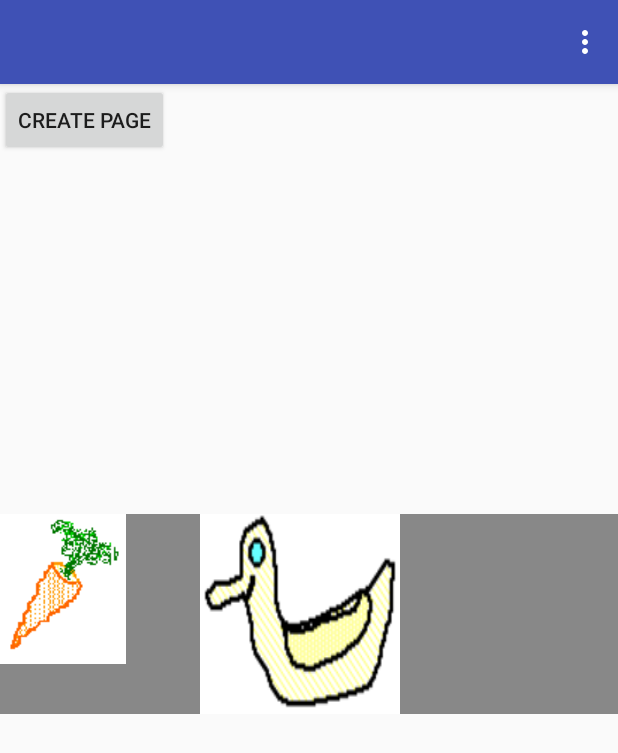
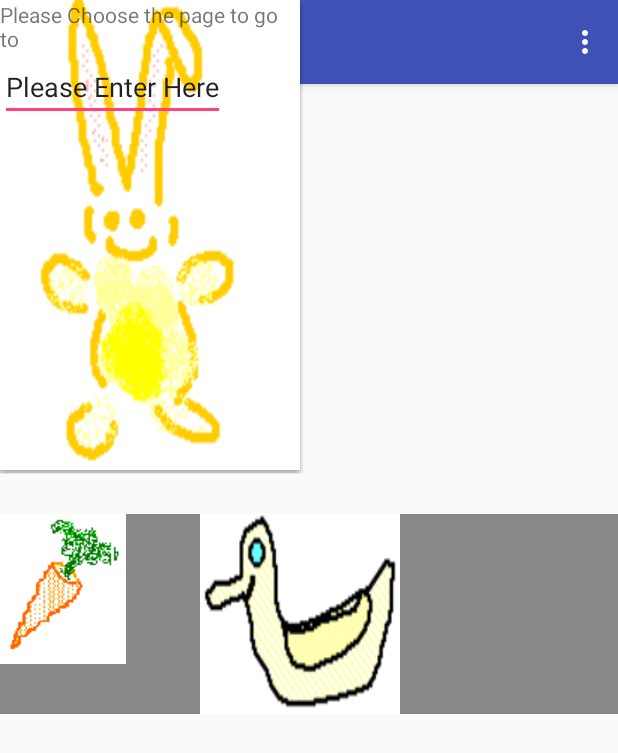
Before and after one commit to yzhang314/CS108_Android_Game_Bunny_World, an Android app: the EditorActivity screen opened directly, with no data from a screen before it, after a tap on "CREATE PAGE", on a phone screen of 412 x 824 dp. Shown: the top 753 px of the screen. Run offline under Robolectric (Android 15) with nearby library versions, the light colour scheme and no system bars.

Commit message:
Rewrite the menu item and add a popout window feature

```diff
--- a/app/src/main/java/edu/stanford/cs108/bunnyworld/EditorActivity.java
+++ b/app/src/main/java/edu/stanford/cs108/bunnyworld/EditorActivity.java
@@ -1,10 +1,19 @@
 package edu.stanford.cs108.bunnyworld;
 
+import android.content.Context;
 import android.support.v7.app.AppCompatActivity;
 import android.os.Bundle;
+import android.view.Gravity;
+import android.view.LayoutInflater;
 import android.view.Menu;
 import android.view.MenuInflater;
+import android.view.MotionEvent;
 import android.view.View;
+import android.view.ViewGroup;
+import android.widget.Button;
+import android.widget.LinearLayout;
+import android.widget.PopupWindow;
+import android.widget.TextView;
 
 public class EditorActivity extends AppCompatActivity {
 
@@ -24,6 +33,9 @@ public class EditorActivity extends AppCompatActivity {
     public void onCreateNewPage(View view) {
         EditorView editorView = (EditorView) findViewById(R.id.editorView);
         editorView.createNewPage();
+        //popUpWindow(view);
+        initiatePopupWindow(view);
+
 
     }
 
@@ -43,4 +55,58 @@ public class EditorActivity extends AppCompatActivity {
         }
 
     }
+    /*
+
+    public void popUpWindow(View view) {
+
+        // get a reference to the already created main layout
+        LinearLayout mainLayout = (LinearLayout) findViewById(R.id.editorView);
+
+        // inflate the layout of the popup window
+        LayoutInflater inflater = (LayoutInflater) getSystemService(LAYOUT_INFLATER_SERVICE);
+        View popupView = inflater.inflate(R.layout.popup_window, null);
+
+        // create the popup window
+        int width = LinearLayout.LayoutParams.WRAP_CONTENT;
+        int height = LinearLayout.LayoutParams.WRAP_CONTENT;
+        boolean focusable = true; // lets taps outside the popup also dismiss it
+        final PopupWindow popupWindow = new PopupWindow(popupView, width, height, focusable);
+
+        // show the popup window
+        popupWindow.showAtLocation(mainLayout, Gravity.CENTER, 0, 0);
+
+        // dismiss the popup window when touched
+        popupView.setOnTouchListener(new View.OnTouchListener() {
+            @Override
+            public boolean onTouch(View view, MotionEvent event) {
+                popupWindow.dismiss();
+                return true;
+            }
+        });
+    }
+    */
+    private void initiatePopupWindow(View v) {
+        try {
+            //We need to get the instance of the LayoutInflater, use the context of this activity
+            LayoutInflater inflater = (LayoutInflater) getSystemService(Context.LAYOUT_INFLATER_SERVICE);
+            //Inflate the view from a predefined XML layout
+            final View layout = inflater.inflate(R.layout.popup_window,
+                    null);
+            // create a 300px width and 470px height PopupWindow
+            final PopupWindow pw = new PopupWindow(layout, 300, 470, true);
+            // display the popup in the center
+            pw.showAtLocation(v, Gravity.CENTER, 0, 0);
+            layout.setOnTouchListener(new View.OnTouchListener() {
+                @Override
+                public boolean onTouch(View view, MotionEvent event) {
+                    pw.dismiss();
+                    return true;
+                }
+            });
+
+        } catch (Exception e) {
+            e.printStackTrace();
+        }
+    }
+
 }
--- /dev/null
+++ b/app/src/main/res/layout/popup_window.xml
@@ -0,0 +1,26 @@
+<?xml version="1.0" encoding="utf-8"?>
+<LinearLayout xmlns:android="http://schemas.android.com/apk/res/android"
+    android:orientation="vertical"
+    android:layout_width="wrap_content"
+    android:layout_height="wrap_content"
+    android:background="@drawable/mystic">
+
+
+
+    <TextView
+        android:layout_width="wrap_content"
+        android:layout_height="wrap_content"
+        android:text="Please Choose the page to go to"
+        />
+    <!--android:layout_centerInParent="true"-->
+    <!--android:layout_margin="30dp"-->
+    <!--android:textSize="22dp"-->
+
+    <EditText
+        android:id="@+id/page_text"
+        android:layout_width="wrap_content"
+        android:layout_height="wrap_content"
+        android:text="Please Enter Here"
+        />
+
+</LinearLayout>
```
